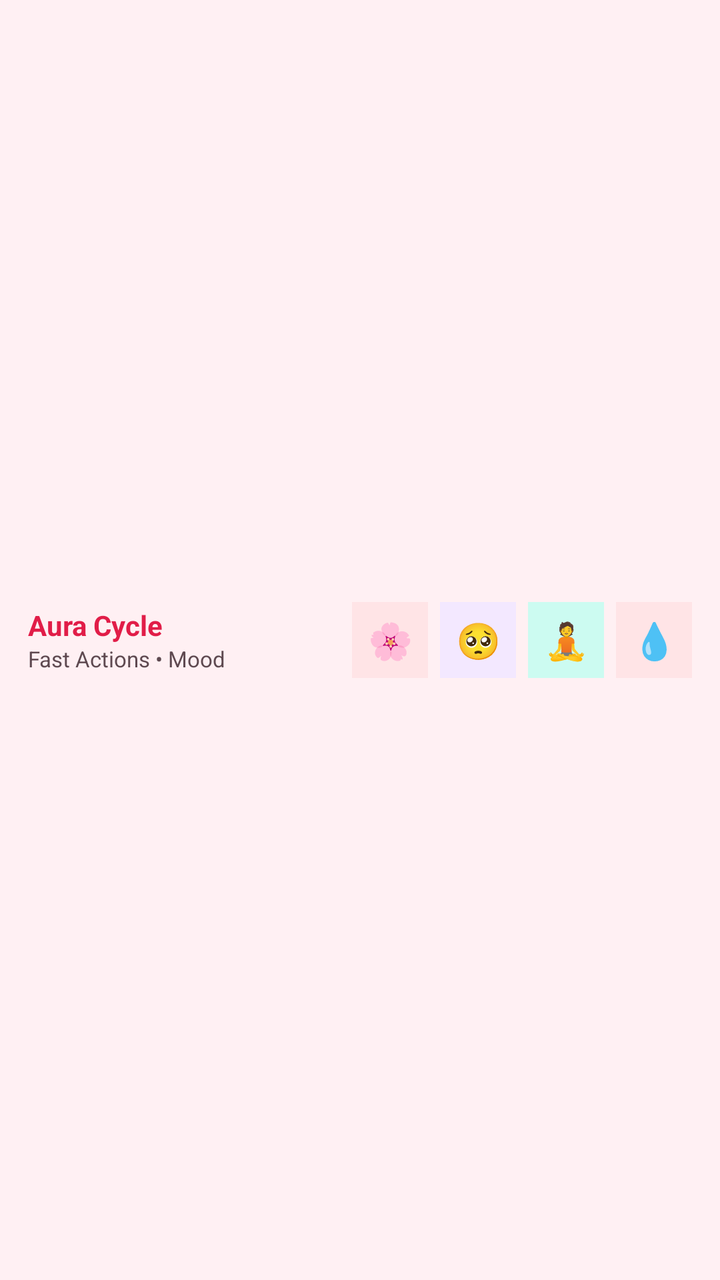
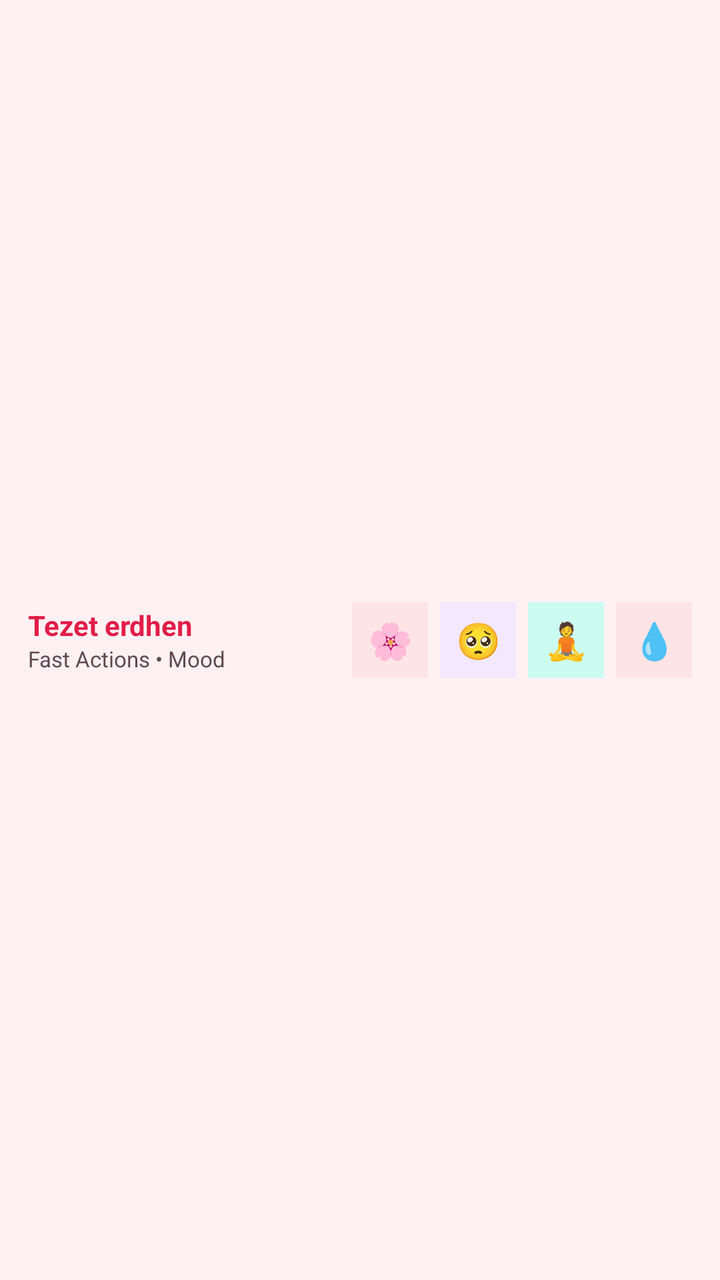

Before-and-after screenshots of an Android layout around one commit, followed by the original layout XML and the change that was made.
<!-- AndroidManifest.xml: application theme Theme.MyApplication -->
<!-- res/layout/widget_aura_cycle.xml -->
<?xml version="1.0" encoding="utf-8"?>
<LinearLayout xmlns:android="http://schemas.android.com/apk/res/android"
    android:id="@+id/widget_root"
    android:layout_width="match_parent"
    android:layout_height="match_parent"
    android:background="@color/widget_bg"
    android:orientation="horizontal"
    android:gravity="center_vertical"
    android:paddingStart="14dp"
    android:paddingEnd="14dp"
    android:paddingTop="8dp"
    android:paddingBottom="8dp">

    <LinearLayout
        android:layout_width="0dp"
        android:layout_height="wrap_content"
        android:layout_weight="1"
        android:orientation="vertical">

        <TextView
            android:id="@+id/widget_title_text"
            android:layout_width="wrap_content"
            android:layout_height="wrap_content"
            android:text="Aura Cycle"
            android:textStyle="bold"
            android:textColor="#E11D48"
            android:textSize="14sp" />

        <TextView
            android:id="@+id/widget_sub_text"
            android:layout_width="wrap_content"
            android:layout_height="wrap_content"
            android:text="Fast Actions • Mood"
            android:textColor="#5E4950"
            android:textSize="11sp" />
    </LinearLayout>

    
    <LinearLayout
        android:layout_width="wrap_content"
        android:layout_height="wrap_content"
        android:orientation="horizontal"
        android:gravity="center_vertical">

        
        <TextView
            android:id="@+id/widget_btn_happy"
            android:layout_width="38dp"
            android:layout_height="38dp"
            android:background="#FFE4E6"
            android:gravity="center"
            android:text="🌸"
            android:textSize="18sp"
            android:layout_marginStart="4dp" />

        
        <TextView
            android:id="@+id/widget_btn_sensitive"
            android:layout_width="38dp"
            android:layout_height="38dp"
            android:background="#F3E8FF"
            android:gravity="center"
            android:text="🥺"
            android:textSize="18sp"
            android:layout_marginStart="6dp" />

        
        <TextView
            android:id="@+id/widget_btn_tired"
            android:layout_width="38dp"
            android:layout_height="38dp"
            android:background="#CCFBF1"
            android:gravity="center"
            android:text="🧘"
            android:textSize="18sp"
            android:layout_marginStart="6dp" />

        
        <TextView
            android:id="@+id/widget_btn_flow"
            android:layout_width="38dp"
            android:layout_height="38dp"
            android:background="#FFE4E6"
            android:gravity="center"
            android:text="💧"
            android:textSize="18sp"
            android:layout_marginStart="6dp" />
    </LinearLayout>

</LinearLayout>
<!-- resources referenced by this layout -->
<resources>
  <color name="widget_bg">#FFF0F3</color>
  <style name="Theme.MyApplication" parent="android:Theme.DeviceDefault.NoActionBar" />
</resources>

<!-- the commit's change to res/layout/widget_aura_cycle.xml (unified diff, before → after) -->
@@ -21,7 +21,7 @@
             android:id="@+id/widget_title_text"
             android:layout_width="wrap_content"
             android:layout_height="wrap_content"
-            android:text="Aura Cycle"
+            android:text="@string/widget_title"
             android:textStyle="bold"
             android:textColor="#E11D48"
             android:textSize="14sp" />
<!-- resource entries referenced after the edit -->
@@ -1,6 +1,7 @@
 <!-- resources referenced by this layout -->
 <resources>
   <color name="widget_bg">#FFF0F3</color>
+  <string name="widget_title">Tezet erdhen</string>
   <style name="Theme.MyApplication" parent="android:Theme.DeviceDefault.NoActionBar" />
 </resources>
 
